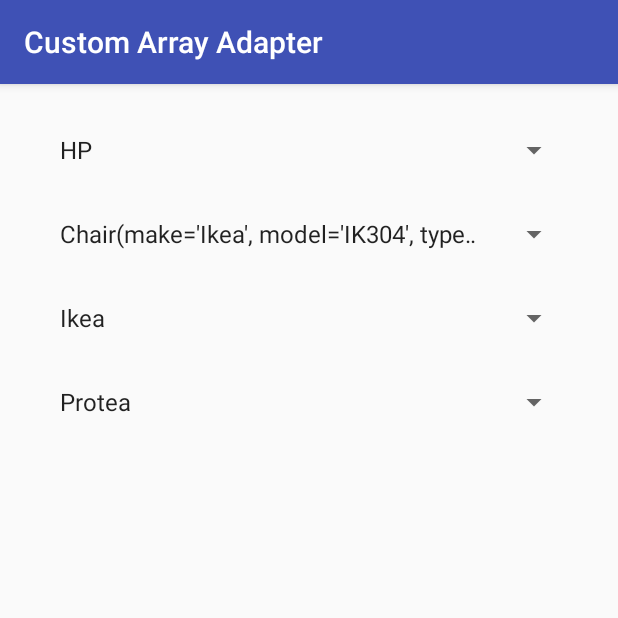
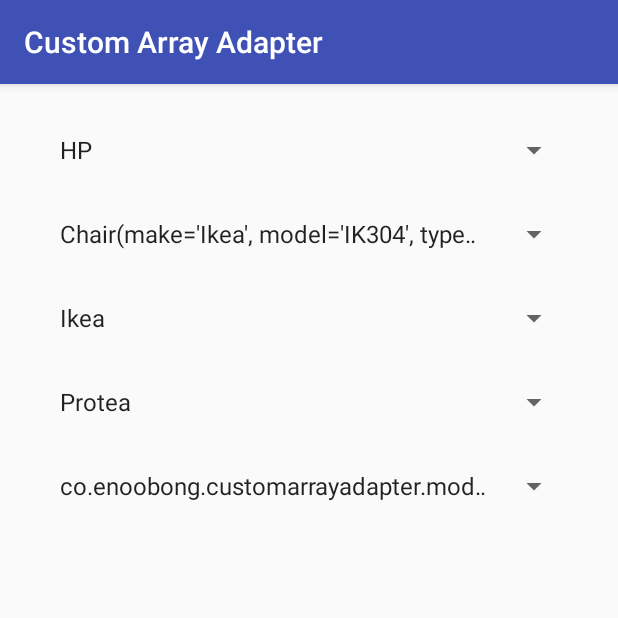
Before and after one commit to IEnoobong/CustomArrayAdapter, an Android app: the screen it shows after launch (DemoActivity), on a phone screen of 412 x 824 dp, the top half of it. Run offline under Robolectric (Android 15) with nearby library versions, the phone set to English and light mode, and no system bars.

Commit message:
feat: add new use case

```diff
--- a/app/src/main/java/co/enoobong/customarrayadapter/activity/DemoActivity.kt
+++ b/app/src/main/java/co/enoobong/customarrayadapter/activity/DemoActivity.kt
@@ -9,10 +9,7 @@ import android.support.v7.app.AppCompatActivity
 import android.widget.ArrayAdapter
 import co.enoobong.customarrayadapter.R
 import co.enoobong.customarrayadapter.adapter.CustomArrayAdapter
-import co.enoobong.customarrayadapter.model.Chair
-import co.enoobong.customarrayadapter.model.Computer
-import co.enoobong.customarrayadapter.model.Hotel
-import co.enoobong.customarrayadapter.model.HotelAdapter
+import co.enoobong.customarrayadapter.model.*
 import kotlinx.android.synthetic.main.demo_activity_layout.*
 
 class DemoActivity: AppCompatActivity() {
@@ -37,6 +34,12 @@ class DemoActivity: AppCompatActivity() {
                 Hotel("Raheem and Sons", "Ilasa", false, false)
         )
 
+        val listOfPhones = listOf(
+                Phone("Techno", "CX", true),
+                Phone("Samsung", "S8", true),
+                Phone("Fero", "RTP184", false)
+        )
+
         //Uses class toString - implemented wrongly, works but wrong!
         spFirst.adapter = ArrayAdapter(this,  android.R.layout.simple_spinner_item, listOfComputers)
 
@@ -49,5 +52,6 @@ class DemoActivity: AppCompatActivity() {
         //Works, not sustainable :(
         spFourth.adapter = HotelAdapter(this, android.R.layout.simple_spinner_item, listOfHotels)
 
+        spFifth.adapter = ArrayAdapter(this, android.R.layout.simple_spinner_item, listOfPhones)
     }
 }
--- a/app/src/main/java/co/enoobong/customarrayadapter/model/DomainClasses.kt
+++ b/app/src/main/java/co/enoobong/customarrayadapter/model/DomainClasses.kt
@@ -29,6 +29,6 @@ class Chair(val make: String, val model: String, val type: String): ModelDisplay
         //Correct use of toString
         return "Chair(make='$make', model='$model', type='$type')"
     }
+}
 
-
-}
+class Phone(val make: String, val model: String, val is4gEnabled: Boolean) //No toString
--- a/app/src/main/res/layout/demo_activity_layout.xml
+++ b/app/src/main/res/layout/demo_activity_layout.xml
@@ -5,10 +5,10 @@
 
 <LinearLayout xmlns:android="http://schemas.android.com/apk/res/android"
     xmlns:tools="http://schemas.android.com/tools"
-    android:orientation="vertical"
     android:layout_width="match_parent"
     android:layout_height="match_parent"
     android:layout_margin="@dimen/activity_horizontal_margin"
+    android:orientation="vertical"
     tools:showin="co.enoobong.customarrayadapter.activity.DemoActivity">
 
     <Spinner
@@ -35,4 +35,10 @@
         android:layout_height="wrap_content"
         android:layout_margin="@dimen/activity_horizontal_margin"/>
 
+    <Spinner
+        android:id="@+id/spFifth"
+        android:layout_width="match_parent"
+        android:layout_height="wrap_content"
+        android:layout_margin="@dimen/activity_horizontal_margin" />
+
 </LinearLayout>
```
